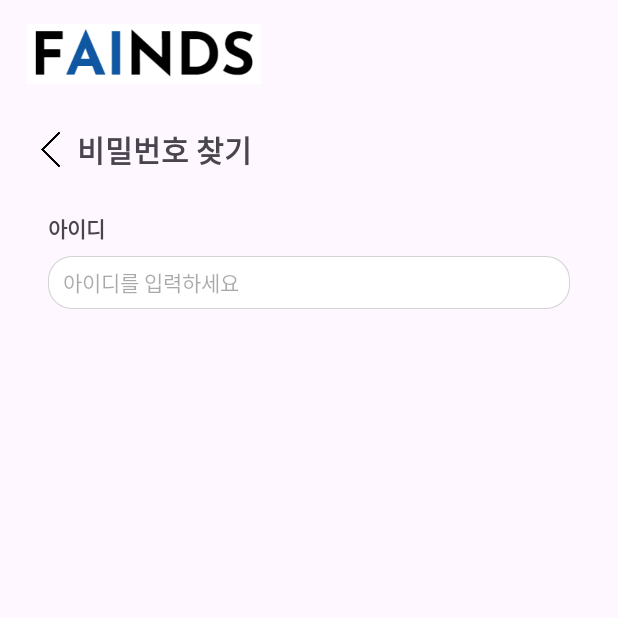
After one commit to 2023-SMHRD-KDT-AI-3/Fainds, an Android app: the SearchPw screen opened directly, with no data from a screen before it, on a phone screen of 412 x 824 dp, the top half of it. The commit adds this screen. Run offline under Robolectric (Android 15) with nearby library versions, the phone set to English and light mode, and no system bars; network calls fail.

Commit message:
01/04 오전 - 1

```diff
--- a/app/src/main/AndroidManifest.xml
+++ b/app/src/main/AndroidManifest.xml
@@ -15,6 +15,9 @@
         android:theme="@style/Theme.FAINDSApplication"
         android:usesCleartextTraffic="true"
         tools:targetApi="31">
+        <activity
+            android:name=".SearchPw"
+            android:exported="false" />
         <activity
             android:name=".WorkPopupActivity"
             android:theme="@style/WorkTheme" />
--- a/app/src/main/java/com/example/faindsapplication/Board/BoardFragment.java
+++ b/app/src/main/java/com/example/faindsapplication/Board/BoardFragment.java
@@ -116,7 +116,7 @@
     public void getBoardData() {
         StringRequest request = new StringRequest(
                 Request.Method.POST,
-                "http://192.168.219.47:8089/board",
+                "http://192.168.219.54:8089/board",
                 new Response.Listener<String>() {
                     @Override
                     public void onResponse(String response) {
--- a/app/src/main/java/com/example/faindsapplication/Calender/CalenderDetailActivity.java
+++ b/app/src/main/java/com/example/faindsapplication/Calender/CalenderDetailActivity.java
@@ -116,7 +116,15 @@
             public void onClick(View v) {
 
                 int workSeq = getIntent().getIntExtra("workSeq",0);
-                    deletesal(workSeq);
+                deletesal(workSeq);
+                new Handler().postDelayed(new Runnable() {
+                    @Override
+                    public void run() {
+                        // 등록 후 CalenderActivity로 이동
+                        Intent intent = new Intent(CalenderDetailActivity.this, CalenderActivity.class);
+                        startActivity(intent);
+                    }
+                }, 500); // 1000 밀리초 (1초) 딜레이
             }
         });
 
@@ -131,7 +139,15 @@
                 String dailySalary = binding.tvDailySalary.getText().toString();
 
                 String userId = getUserId();
-                    updatesal(formattedDate,startTime,endTime,salary,userId,dailySalary);
+                updatesal(formattedDate,startTime,endTime,salary,userId,dailySalary);
+                new Handler().postDelayed(new Runnable() {
+                    @Override
+                    public void run() {
+                        // 등록 후 CalenderActivity로 이동
+                        Intent intent = new Intent(CalenderDetailActivity.this, CalenderActivity.class);
+                        startActivity(intent);
+                    }
+                }, 500); // 1000 밀리초 (1초) 딜레이
             }
         });
 
--- /dev/null
+++ b/app/src/main/java/com/example/faindsapplication/SearchPw.java
@@ -0,0 +1,14 @@
+package com.example.faindsapplication;
+
+import androidx.appcompat.app.AppCompatActivity;
+
+import android.os.Bundle;
+
+public class SearchPw extends AppCompatActivity {
+
+    @Override
+    protected void onCreate(Bundle savedInstanceState) {
+        super.onCreate(savedInstanceState);
+        setContentView(R.layout.activity_search_pw);
+    }
+}
--- a/app/src/main/res/layout/activity_join.xml
+++ b/app/src/main/res/layout/activity_join.xml
@@ -27,7 +27,7 @@
         android:paddingStart="10dp"
         android:textSize="14dp"
         app:layout_constraintEnd_toEndOf="parent"
-        app:layout_constraintHorizontal_bias="0.36"
+        app:layout_constraintHorizontal_bias="0.0"
         app:layout_constraintStart_toStartOf="parent"
         app:layout_constraintTop_toBottomOf="@+id/joinTvId" />
 
@@ -186,7 +186,7 @@
         android:layout_width="wrap_content"
         android:layout_height="wrap_content"
         android:orientation="horizontal"
-        app:layout_constraintGuide_percent="0.17" />
+        app:layout_constraintGuide_percent="0.17099863" />
 
     <TextView
         android:id="@+id/textView23"
--- /dev/null
+++ b/app/src/main/res/layout/activity_search_pw.xml
@@ -0,0 +1,88 @@
+<?xml version="1.0" encoding="utf-8"?>
+<androidx.constraintlayout.widget.ConstraintLayout xmlns:android="http://schemas.android.com/apk/res/android"
+    xmlns:app="http://schemas.android.com/apk/res-auto"
+    xmlns:tools="http://schemas.android.com/tools"
+    android:layout_width="match_parent"
+    android:layout_height="match_parent"
+    tools:context=".SearchPw">
+
+    <androidx.constraintlayout.widget.Guideline
+        android:id="@+id/guideline6"
+        android:layout_width="wrap_content"
+        android:layout_height="wrap_content"
+        android:orientation="horizontal"
+        app:layout_constraintGuide_percent="0.08" />
+
+    <ImageView
+        android:id="@+id/imageView5"
+        android:layout_width="160dp"
+        android:layout_height="40dp"
+        android:layout_marginStart="16dp"
+        android:layout_marginTop="16dp"
+        app:layout_constraintBottom_toTopOf="@+id/guideline6"
+        app:layout_constraintStart_toStartOf="parent"
+        app:layout_constraintTop_toTopOf="parent"
+        app:layout_constraintVertical_bias="0.0"
+        app:srcCompat="@drawable/logo_new" />
+
+    <ImageView
+        android:id="@+id/imageView6"
+        android:layout_width="35dp"
+        android:layout_height="35dp"
+        android:layout_marginTop="16dp"
+        app:layout_constraintBottom_toTopOf="@+id/guideline9"
+        app:layout_constraintStart_toStartOf="@+id/imageView5"
+        app:layout_constraintTop_toTopOf="@+id/guideline6"
+        app:layout_constraintVertical_bias="0.0"
+        app:srcCompat="@drawable/icon_back" />
+
+    <androidx.constraintlayout.widget.Guideline
+        android:id="@+id/guideline9"
+        android:layout_width="wrap_content"
+        android:layout_height="wrap_content"
+        android:orientation="horizontal"
+        app:layout_constraintGuide_percent="0.17" />
+
+    <TextView
+        android:id="@+id/textView37"
+        android:layout_width="wrap_content"
+        android:layout_height="wrap_content"
+        android:text="비밀번호 찾기"
+        android:textSize="20dp"
+        android:textStyle="bold"
+        app:layout_constraintBottom_toBottomOf="@+id/imageView6"
+        app:layout_constraintStart_toEndOf="@+id/imageView6"
+        app:layout_constraintTop_toTopOf="@+id/imageView6" />
+
+    <TextView
+        android:id="@+id/textView45"
+        android:layout_width="wrap_content"
+        android:layout_height="wrap_content"
+        android:layout_marginStart="32dp"
+        android:layout_marginTop="24dp"
+        android:text="아이디"
+        android:textSize="14dp"
+        android:textStyle="bold"
+        app:layout_constraintEnd_toEndOf="@+id/textView37"
+        app:layout_constraintHorizontal_bias="0.0"
+        app:layout_constraintStart_toStartOf="parent"
+        app:layout_constraintTop_toBottomOf="@+id/imageView6" />
+
+    <EditText
+        android:id="@+id/editTextText"
+        android:layout_width="0dp"
+        android:layout_height="35dp"
+        android:layout_marginStart="32dp"
+        android:layout_marginTop="8dp"
+        android:layout_marginEnd="32dp"
+        android:background="@drawable/boardstyle"
+        android:ems="10"
+        android:hint="아이디를 입력하세요"
+        android:inputType="text"
+        android:paddingLeft="10dp"
+        android:textSize="14dp"
+        app:layout_constraintEnd_toEndOf="parent"
+        app:layout_constraintHorizontal_bias="0.0"
+        app:layout_constraintStart_toStartOf="parent"
+        app:layout_constraintTop_toBottomOf="@+id/textView45" />
+</androidx.constraintlayout.widget.ConstraintLayout>
--- a/app/src/main/res/layout/fragment_setting.xml
+++ b/app/src/main/res/layout/fragment_setting.xml
@@ -32,7 +32,7 @@
         android:layout_width="wrap_content"
         android:layout_height="wrap_content"
         android:layout_marginTop="16dp"
-        android:text="설정"
+        android:text="더보기"
         android:textSize="20dp"
         android:textStyle="bold"
         app:layout_constraintBottom_toTopOf="@+id/guideline8"
--- a/app/src/main/res/menu/item_list.xml
+++ b/app/src/main/res/menu/item_list.xml
@@ -24,5 +24,5 @@
         android:layout_width="wrap_content"
         android:layout_height="wrap_content"
         android:icon="@drawable/tab4_setting"
-        android:title="설정" />
+        android:title="더보기" />
 </menu>
```
